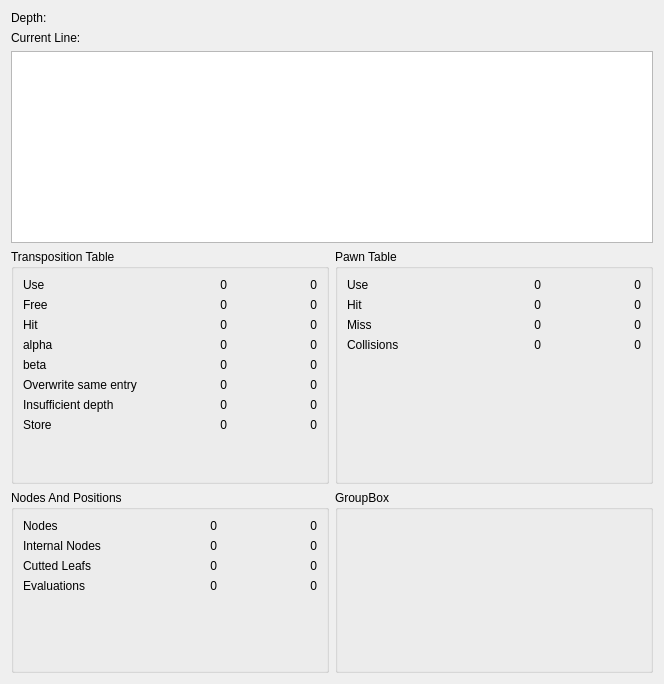
First picture: the form in stats.ui, repository gpiez/hayabusa, before the edit.
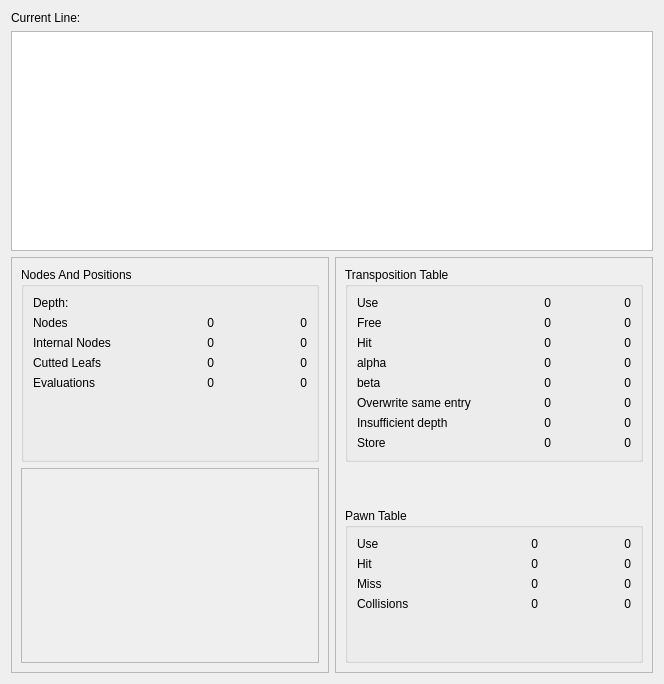
Second picture: the form after the edit.

Commit message: Added graphical board

What changed in the file:
```diff
--- a/stats.ui
+++ b/stats.ui
@@ -13,29 +13,279 @@
   <property name="windowTitle">
    <string>Statistics</string>
   </property>
-  <layout class="QGridLayout" name="gridLayout_3">
-   <item row="0" column="0" colspan="2">
-    <widget class="QLabel" name="depth">
-     <property name="text">
-      <string>Depth:</string>
-     </property>
-    </widget>
-   </item>
-   <item row="1" column="0" colspan="2">
+  <layout class="QVBoxLayout" name="verticalLayout_2">
+   <item>
     <widget class="QLabel" name="currentLine">
      <property name="text">
       <string>Current Line:</string>
      </property>
     </widget>
    </item>
-   <item row="2" column="0" colspan="2">
+   <item>
     <widget class="QPlainTextEdit" name="bestLine">
      <property name="textInteractionFlags">
       <set>Qt::TextSelectableByKeyboard|Qt::TextSelectableByMouse</set>
      </property>
     </widget>
    </item>
+   <item>
+    <layout class="QHBoxLayout" name="horizontalLayout">
+     <item>
+      <widget class="QFrame" name="frame_2">
+       <property name="frameShape">
+        <enum>QFrame::StyledPanel</enum>
+       </property>
+       <property name="frameShadow">
+        <enum>QFrame::Raised</enum>
+       </property>
+       <layout class="QVBoxLayout" name="verticalLayout_3">
+        <item>
+         <widget class="QGroupBox" name="nap">
+          <property name="title">
+           <string>Nodes And Positions</string>
+          </property>
+          <layout class="QGridLayout" name="gridLayout">
+           <item row="1" column="0">
+            <widget class="QLabel" name="tNodes">
+             <property name="text">
+              <string>Nodes</string>
+             </property>
+            </widget>
+           </item>
+           <item row="1" column="1">
+            <widget class="QLabel" name="vnode">
+             <property name="minimumSize">
+              <size>
+               <width>0</width>
+               <height>0</height>
+              </size>
+             </property>
+             <property name="text">
+              <string>0</string>
+             </property>
+             <property name="textFormat">
+              <enum>Qt::PlainText</enum>
+             </property>
+             <property name="alignment">
+              <set>Qt::AlignRight|Qt::AlignTrailing|Qt::AlignVCenter</set>
+             </property>
+            </widget>
+           </item>
+           <item row="1" column="2">
+            <widget class="QLabel" name="nnode">
+             <property name="text">
+              <string>0</string>
+             </property>
+             <property name="textFormat">
+              <enum>Qt::PlainText</enum>
+             </property>
+             <property name="alignment">
+              <set>Qt::AlignRight|Qt::AlignTrailing|Qt::AlignVCenter</set>
+             </property>
+            </widget>
+           </item>
+           <item row="2" column="0">
+            <widget class="QLabel" name="tNodes_2">
+             <property name="text">
+              <string>Internal Nodes</string>
+             </property>
+            </widget>
+           </item>
+           <item row="2" column="1">
+            <widget class="QLabel" name="vinternalNode">
+             <property name="minimumSize">
+              <size>
+               <width>0</width>
+               <height>0</height>
+              </size>
+             </property>
+             <property name="text">
+              <string>0</string>
+             </property>
+             <property name="textFormat">
+              <enum>Qt::PlainText</enum>
+             </property>
+             <property name="alignment">
+              <set>Qt::AlignRight|Qt::AlignTrailing|Qt::AlignVCenter</set>
+             </property>
+            </widget>
+           </item>
+           <item row="2" column="2">
+            <widget class="QLabel" name="ninternalNode">
+             <property name="text">
+              <string>0</string>
+             </property>
+             <property name="textFormat">
+              <enum>Qt::PlainText</enum>
+             </property>
+             <property name="alignment">
+              <set>Qt::AlignRight|Qt::AlignTrailing|Qt::AlignVCenter</set>
+             </property>
+            </widget>
+           </item>
+           <item row="4" column="0">
+            <widget class="QLabel" name="label_3">
+             <property name="text">
+              <string>Evaluations</string>
+             </property>
+            </widget>
+           </item>
+           <item row="4" column="1">
+            <widget class="QLabel" name="veval">
+             <property name="text">
+              <string>0</string>
+             </property>
+             <property name="alignment">
+              <set>Qt::AlignRight|Qt::AlignTrailing|Qt::AlignVCenter</set>
+             </property>
+            </widget>
+           </item>
+           <item row="4" column="2">
+            <widget class="QLabel" name="neval">
+             <property name="text">
+              <string>0</string>
+             </property>
+             <property name="alignment">
+              <set>Qt::AlignRight|Qt::AlignTrailing|Qt::AlignVCenter</set>
+             </property>
+            </widget>
+           </item>
    <item row="3" column="0">
+            <widget class="QLabel" name="label_8">
+             <property name="text">
+              <string>Cutted Leafs</string>
+             </property>
+            </widget>
+           </item>
+           <item row="3" column="1">
+            <widget class="QLabel" name="vleafcut">
+             <property name="text">
+              <string>0</string>
+             </property>
+             <property name="alignment">
+              <set>Qt::AlignRight|Qt::AlignTrailing|Qt::AlignVCenter</set>
+             </property>
+            </widget>
+           </item>
+           <item row="3" column="2">
+            <widget class="QLabel" name="nleafcut">
+             <property name="text">
+              <string>0</string>
+             </property>
+             <property name="alignment">
+              <set>Qt::AlignRight|Qt::AlignTrailing|Qt::AlignVCenter</set>
+             </property>
+            </widget>
+           </item>
+           <item row="0" column="0">
+            <widget class="QLabel" name="depth">
+             <property name="text">
+              <string>Depth:</string>
+             </property>
+            </widget>
+           </item>
+           <item row="5" column="1">
+            <spacer name="verticalSpacer">
+             <property name="orientation">
+              <enum>Qt::Vertical</enum>
+             </property>
+             <property name="sizeHint" stdset="0">
+              <size>
+               <width>20</width>
+               <height>40</height>
+              </size>
+             </property>
+            </spacer>
+           </item>
+          </layout>
+         </widget>
+        </item>
+        <item>
+         <widget class="QFrame" name="frame_3">
+          <property name="frameShape">
+           <enum>QFrame::StyledPanel</enum>
+          </property>
+          <property name="frameShadow">
+           <enum>QFrame::Raised</enum>
+          </property>
+          <layout class="QGridLayout" name="gridLayout_3">
+           <item row="0" column="0">
+            <spacer name="horizontalSpacer">
+             <property name="orientation">
+              <enum>Qt::Horizontal</enum>
+             </property>
+             <property name="sizeHint" stdset="0">
+              <size>
+               <width>40</width>
+               <height>20</height>
+              </size>
+             </property>
+            </spacer>
+           </item>
+           <item row="0" column="1">
+            <widget class="QWidget" name="widgetBoard" native="true">
+             <property name="sizePolicy">
+              <sizepolicy hsizetype="Preferred" vsizetype="Preferred">
+               <horstretch>1</horstretch>
+               <verstretch>1</verstretch>
+              </sizepolicy>
+             </property>
+             <property name="minimumSize">
+              <size>
+               <width>96</width>
+               <height>96</height>
+              </size>
+             </property>
+             <property name="sizeIncrement">
+              <size>
+               <width>8</width>
+               <height>8</height>
+              </size>
+             </property>
+            </widget>
+           </item>
+           <item row="0" column="2">
+            <spacer name="horizontalSpacer_2">
+             <property name="orientation">
+              <enum>Qt::Horizontal</enum>
+             </property>
+             <property name="sizeHint" stdset="0">
+              <size>
+               <width>40</width>
+               <height>20</height>
+              </size>
+             </property>
+            </spacer>
+           </item>
+           <item row="1" column="1">
+            <spacer name="verticalSpacer_5">
+             <property name="orientation">
+              <enum>Qt::Vertical</enum>
+             </property>
+             <property name="sizeHint" stdset="0">
+              <size>
+               <width>20</width>
+               <height>40</height>
+              </size>
+             </property>
+            </spacer>
+           </item>
+          </layout>
+         </widget>
+        </item>
+       </layout>
+      </widget>
+     </item>
+     <item>
+      <widget class="QFrame" name="frame">
+       <property name="frameShape">
+        <enum>QFrame::StyledPanel</enum>
+       </property>
+       <property name="frameShadow">
+        <enum>QFrame::Raised</enum>
+       </property>
+       <layout class="QVBoxLayout" name="verticalLayout">
+        <item>
     <widget class="QGroupBox" name="tt">
      <property name="title">
       <string>Transposition Table</string>
@@ -80,19 +330,6 @@
         </property>
        </widget>
       </item>
-      <item row="8" column="1">
-       <spacer name="verticalSpacer_2">
-        <property name="orientation">
-         <enum>Qt::Vertical</enum>
-        </property>
-        <property name="sizeHint" stdset="0">
-         <size>
-          <width>20</width>
-          <height>40</height>
-         </size>
-        </property>
-       </spacer>
-      </item>
       <item row="1" column="0">
        <widget class="QLabel" name="tNodes_4">
         <property name="text">
@@ -297,53 +534,8 @@
      </layout>
     </widget>
    </item>
-   <item row="4" column="0">
-    <widget class="QGroupBox" name="nap">
-     <property name="title">
-      <string>Nodes And Positions</string>
-     </property>
-     <layout class="QGridLayout" name="gridLayout">
-      <item row="0" column="0">
-       <widget class="QLabel" name="tNodes">
-        <property name="text">
-         <string>Nodes</string>
-        </property>
-       </widget>
-      </item>
-      <item row="0" column="1">
-       <widget class="QLabel" name="vnode">
-        <property name="minimumSize">
-         <size>
-          <width>0</width>
-          <height>0</height>
-         </size>
-        </property>
-        <property name="text">
-         <string>0</string>
-        </property>
-        <property name="textFormat">
-         <enum>Qt::PlainText</enum>
-        </property>
-        <property name="alignment">
-         <set>Qt::AlignRight|Qt::AlignTrailing|Qt::AlignVCenter</set>
-        </property>
-       </widget>
-      </item>
-      <item row="0" column="2">
-       <widget class="QLabel" name="nnode">
-        <property name="text">
-         <string>0</string>
-        </property>
-        <property name="textFormat">
-         <enum>Qt::PlainText</enum>
-        </property>
-        <property name="alignment">
-         <set>Qt::AlignRight|Qt::AlignTrailing|Qt::AlignVCenter</set>
-        </property>
-       </widget>
-      </item>
-      <item row="4" column="1">
-       <spacer name="verticalSpacer">
+        <item>
+         <spacer name="verticalSpacer_2">
         <property name="orientation">
          <enum>Qt::Vertical</enum>
         </property>
@@ -355,103 +547,7 @@
         </property>
        </spacer>
       </item>
-      <item row="1" column="0">
-       <widget class="QLabel" name="tNodes_2">
-        <property name="text">
-         <string>Internal Nodes</string>
-        </property>
-       </widget>
-      </item>
-      <item row="1" column="1">
-       <widget class="QLabel" name="vinternalNode">
-        <property name="minimumSize">
-         <size>
-          <width>0</width>
-          <height>0</height>
-         </size>
-        </property>
-        <property name="text">
-         <string>0</string>
-        </property>
-        <property name="textFormat">
-         <enum>Qt::PlainText</enum>
-        </property>
-        <property name="alignment">
-         <set>Qt::AlignRight|Qt::AlignTrailing|Qt::AlignVCenter</set>
-        </property>
-       </widget>
-      </item>
-      <item row="1" column="2">
-       <widget class="QLabel" name="ninternalNode">
-        <property name="text">
-         <string>0</string>
-        </property>
-        <property name="textFormat">
-         <enum>Qt::PlainText</enum>
-        </property>
-        <property name="alignment">
-         <set>Qt::AlignRight|Qt::AlignTrailing|Qt::AlignVCenter</set>
-        </property>
-       </widget>
-      </item>
-      <item row="3" column="0">
-       <widget class="QLabel" name="label_3">
-        <property name="text">
-         <string>Evaluations</string>
-        </property>
-       </widget>
-      </item>
-      <item row="3" column="1">
-       <widget class="QLabel" name="veval">
-        <property name="text">
-         <string>0</string>
-        </property>
-        <property name="alignment">
-         <set>Qt::AlignRight|Qt::AlignTrailing|Qt::AlignVCenter</set>
-        </property>
-       </widget>
-      </item>
-      <item row="3" column="2">
-       <widget class="QLabel" name="neval">
-        <property name="text">
-         <string>0</string>
-        </property>
-        <property name="alignment">
-         <set>Qt::AlignRight|Qt::AlignTrailing|Qt::AlignVCenter</set>
-        </property>
-       </widget>
-      </item>
-      <item row="2" column="0">
-       <widget class="QLabel" name="label_8">
-        <property name="text">
-         <string>Cutted Leafs</string>
-        </property>
-       </widget>
-      </item>
-      <item row="2" column="1">
-       <widget class="QLabel" name="vleafcut">
-        <property name="text">
-         <string>0</string>
-        </property>
-        <property name="alignment">
-         <set>Qt::AlignRight|Qt::AlignTrailing|Qt::AlignVCenter</set>
-        </property>
-       </widget>
-      </item>
-      <item row="2" column="2">
-       <widget class="QLabel" name="nleafcut">
-        <property name="text">
-         <string>0</string>
-        </property>
-        <property name="alignment">
-         <set>Qt::AlignRight|Qt::AlignTrailing|Qt::AlignVCenter</set>
-        </property>
-       </widget>
-      </item>
-     </layout>
-    </widget>
-   </item>
-   <item row="3" column="1">
+        <item>
     <widget class="QGroupBox" name="groupBox">
      <property name="title">
       <string>Pawn Table</string>
@@ -538,7 +634,7 @@
         </property>
        </widget>
       </item>
-      <item row="4" column="1">
+           <item row="5" column="1">
        <spacer name="verticalSpacer_3">
         <property name="orientation">
          <enum>Qt::Vertical</enum>
@@ -581,12 +677,23 @@
      </layout>
     </widget>
    </item>
-   <item row="4" column="1">
-    <widget class="QGroupBox" name="groupBox_2">
-     <property name="title">
-      <string>GroupBox</string>
-     </property>
-    </widget>
+        <item>
+         <spacer name="horizontalSpacer_3">
+          <property name="orientation">
+           <enum>Qt::Horizontal</enum>
+          </property>
+          <property name="sizeHint" stdset="0">
+           <size>
+            <width>40</width>
+            <height>0</height>
+           </size>
+          </property>
+         </spacer>
+        </item>
+       </layout>
+      </widget>
+     </item>
+    </layout>
    </item>
   </layout>
  </widget>
```
Left out of the diff: 20 changed lines with no effect on the pictures. Lines whose indentation alone changed are shown as unchanged.
